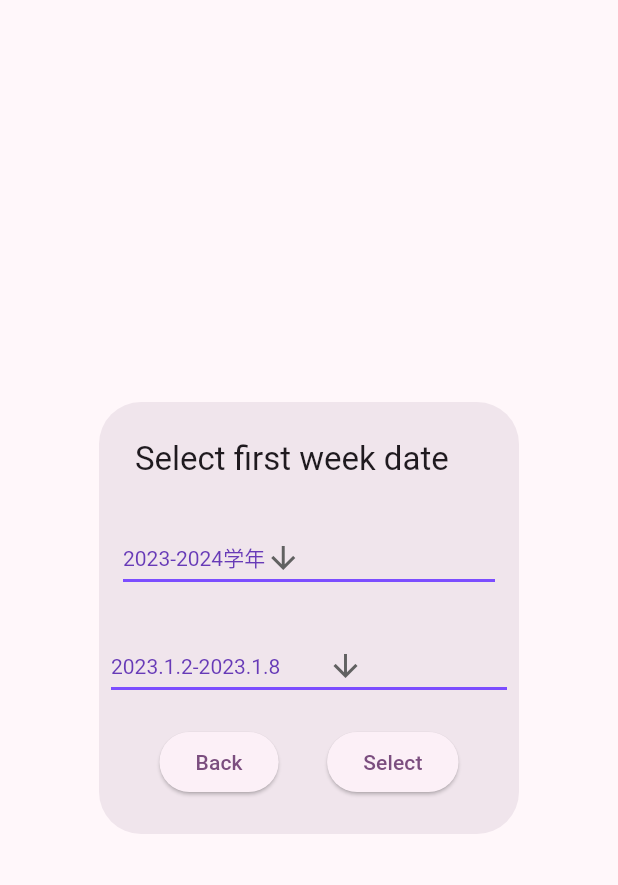
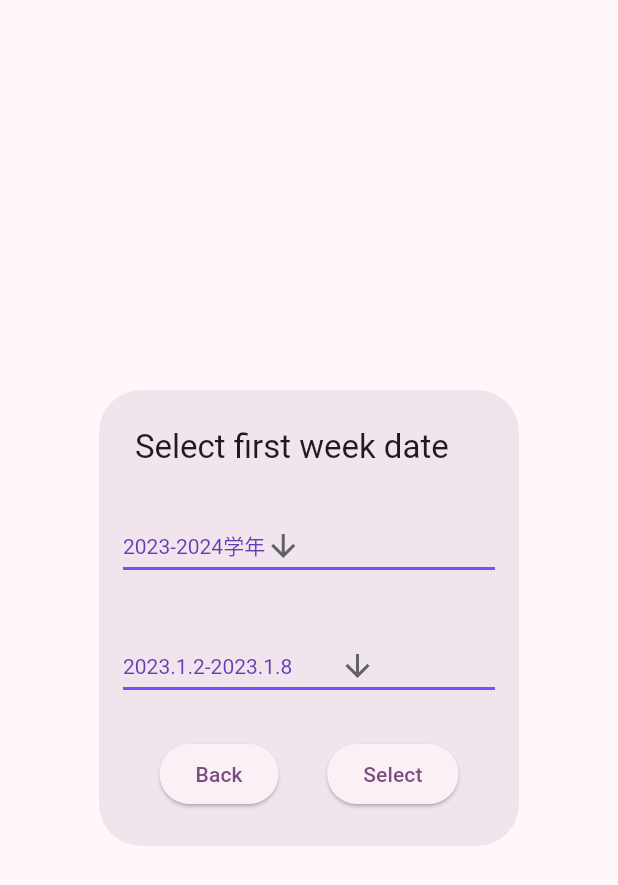
Before and after one commit to gaogao-qwq/flutter_course_table, a Flutter app: the FirstWeekDateSelector widget shown alone on an empty page, opened directly, on a phone screen of 412 x 824 dp. Shown: the top 885 px of the screen. Run offline on Flutter 3.47's test engine with Material 2 defaults, Android fonts, the phone set to English and light mode, and no system bars; our stand-ins replace flutter_screenutil, loader_overlay, shared_preferences; missing offline and left inert: spannable_grid; accounts and stored records are empty.

Commit message:
Chore: fix different paddings

```diff
--- a/lib/pages/import_page/select_first_week_date_dialog.dart
+++ b/lib/pages/import_page/select_first_week_date_dialog.dart
@@ -50,7 +50,7 @@ class _FirstWeekDateSelectorState extends State<FirstWeekDateSelector> {
           ),
         ),
         Container(
-          padding: const EdgeInsets.all(8),
+          padding: const EdgeInsets.all(16),
           child: DropdownButton(
             icon: const Icon(Icons.arrow_downward),
             elevation: 16,
@@ -68,6 +68,7 @@ class _FirstWeekDateSelectorState extends State<FirstWeekDateSelector> {
         Container(
           padding: const EdgeInsets.all(8),
           child: Row(
+            mainAxisSize: MainAxisSize.max,
             mainAxisAlignment: MainAxisAlignment.spaceEvenly,
             children: [
               ElevatedButton(
```
